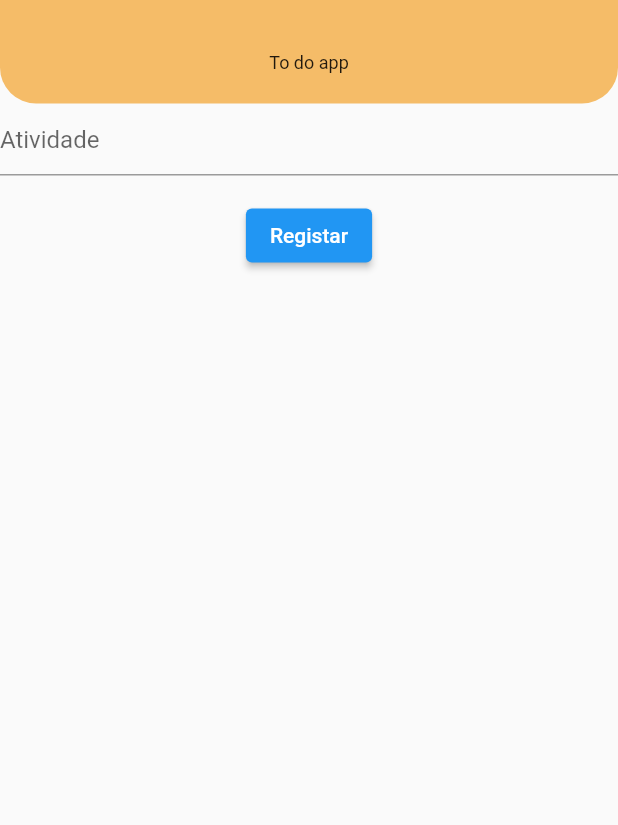
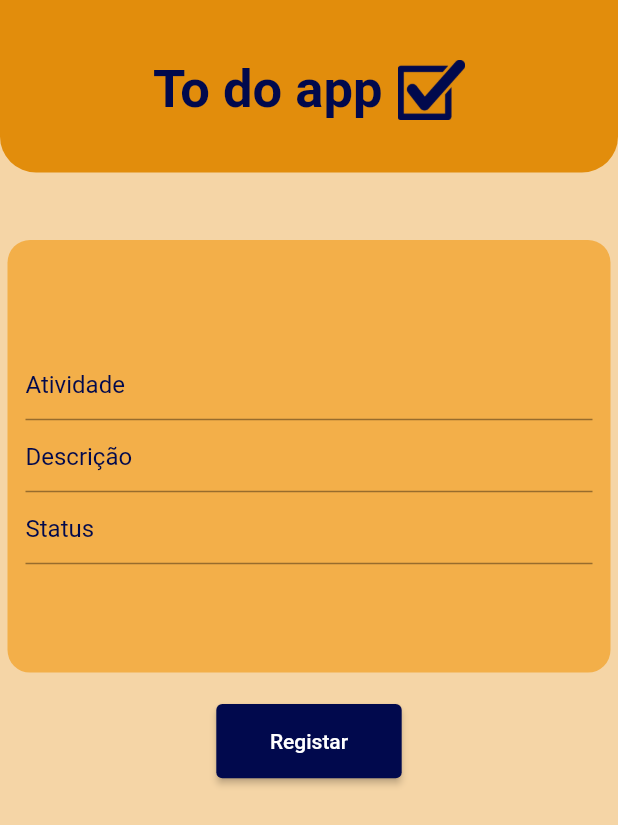
Before and after one commit to bpslima/toDo_App, a Flutter app: the ActivityScreen screen opened by its route, on a phone screen of 412 x 824 dp. Shown: the top 825 px of the screen. Run offline on Flutter 3.47's test engine with Material 2 defaults, Android fonts, the phone set to English and light mode, and no system bars.

```diff
--- a/lib/screens/activity_screen.dart
+++ b/lib/screens/activity_screen.dart
@@ -1,6 +1,7 @@
 import 'package:flutter/material.dart';
 import 'package:todo_app/home_controller.dart';
 import 'package:todo_app/screens/home_repository.dart';
+import 'package:todo_app/screens/logo_bar.dart';
 import 'package:todo_app/todo_model.dart';
 
 class ActivityScreen extends StatefulWidget {
@@ -21,40 +22,60 @@ class _ActivityScreenState extends State<ActivityScreen> {
     return Scaffold(
         body: SingleChildScrollView(
       child: Column(mainAxisSize: MainAxisSize.min, children: [
+        const LogoBar(),
+        const SizedBox(height: 40),
+        Column(mainAxisSize: MainAxisSize.min, children: [
           Container(
-            width: MediaQuery.of(context).size.width,
-            padding: const EdgeInsets.only(top: 20, bottom: 20),
+            height: MediaQuery.of(context).size.height * 0.35,
+            margin: const EdgeInsets.all(5),
+            padding: const EdgeInsets.all(12),
             decoration: const BoxDecoration(
-              color: Color.fromARGB(255, 245, 188, 104),
-              borderRadius: BorderRadius.only(
-                bottomLeft: Radius.circular(24),
-                bottomRight: Radius.circular(24),
+              borderRadius: BorderRadius.all(Radius.circular(15)),
+              color: Color.fromARGB(255, 243, 175, 73),
             ),
-            ),
-            child: Padding(
-              padding: const EdgeInsets.only(top: 15),
             child: Column(
                 mainAxisAlignment: MainAxisAlignment.center,
                 crossAxisAlignment: CrossAxisAlignment.center,
-                  children: const [
-                    Text('To do app', style: TextStyle(fontSize: 12)),
-                  ]),
-            )),
-        Column(mainAxisSize: MainAxisSize.min, children: [
+                children: [
                   TextFormField(
                       controller: titleController,
-            decoration: const InputDecoration(hintText: 'Atividade'),
+                      decoration: const InputDecoration(
+                        hintText: 'Atividade',
+                        hintStyle:
+                            TextStyle(color: Color.fromARGB(255, 1, 9, 77)),
+                      )),
+                  //const SizedBox(height: 25),
+                  TextFormField(
+                      controller: titleController,
+                      decoration: const InputDecoration(
+                        hintText: 'Descrição',
+                        hintStyle:
+                            TextStyle(color: Color.fromARGB(255, 1, 9, 77)),
+                      )),
+                  //  const SizedBox(height: 16),
+                  TextFormField(
+                      controller: titleController,
+                      decoration: const InputDecoration(
+                        hintText: 'Status',
+                        hintStyle:
+                            TextStyle(color: Color.fromARGB(255, 1, 9, 77)),
+                      ))
+                ]),
           ),
           const SizedBox(height: 16),
-          ElevatedButton(
+          SizedBox(height: MediaQuery.of(context).size.height*0.06, width: MediaQuery.of(context).size.width*0.3,
+          child: ElevatedButton(
               //cadastro vai sair no banco do crucrud. Url é o destino
+              style: ElevatedButton.styleFrom(
+                  backgroundColor: const Color.fromARGB(255, 1, 9, 77)),
               onPressed: () {
                 homeController.createActivity(TodoModel(
                     title: titleController.text, status: '', subtitle: ''));
               },
               child: const Text('Registar')),
+          ),
         ]),
-      ])),
-    );
+      ]),
+    ));
   }
 }
--- /dev/null
+++ b/lib/screens/images.dart
@@ -0,0 +1,3 @@
+class Images {
+  static const check = "assets/images/check.png";
+}
--- /dev/null
+++ b/lib/screens/logo_bar.dart
@@ -0,0 +1,45 @@
+import 'package:flutter/material.dart';
+import 'package:todo_app/screens/images.dart';
+
+class LogoBar extends StatelessWidget {
+  const LogoBar({super.key});
+
+  @override
+  Widget build(BuildContext context) {
+    return
+    SingleChildScrollView(
+      scrollDirection: Axis.horizontal,
+      child:
+    Container(
+
+        width: MediaQuery.of(context).size.width,
+        padding: const EdgeInsets.only(top: 20, bottom: 30),
+        decoration: const BoxDecoration(
+          color: Color.fromARGB(255, 226, 141, 12),
+          borderRadius: BorderRadius.only(
+            bottomLeft: Radius.circular(24),
+            bottomRight: Radius.circular(24),
+          ),
+        ),
+        child: Padding(
+          padding: const EdgeInsets.only(top: 15),
+          child: Row(
+              mainAxisSize: MainAxisSize.max,
+              mainAxisAlignment: MainAxisAlignment.center,
+              crossAxisAlignment: CrossAxisAlignment.center,
+              children: [
+                const Text('To do app',
+                    style: TextStyle(
+                        fontSize: 35,
+                        color: Color.fromARGB(255, 1, 9, 77),
+                        fontWeight: FontWeight.bold)),
+                const SizedBox(width: 10),
+                Image.asset(Images.check,
+                fit: BoxFit.contain,
+                    height: 50,
+                    width: 45,
+                    color: const Color.fromARGB(255, 1, 9, 77)),
+              ]),
+        )));
+  }
+}
--- a/lib/todo_model.dart
+++ b/lib/todo_model.dart
@@ -5,23 +5,13 @@ class TodoModel {
   final String title;
   final String subtitle;
   final String status;
-  TodoModel({
-    required this.title,
-    required this.subtitle,
-    required this.status,
-  });
+  final String? id;
 
-  TodoModel copyWith({
-    String? title,
-    String? subtitle,
-    String? status,
-  }) {
-    return TodoModel(
-      title: title ?? this.title,
-      subtitle: subtitle ?? this.subtitle,
-      status: status ?? this.status,
-    );
-  }
+  TodoModel(
+      {required this.title,
+      required this.subtitle,
+      required this.status,
+      this.id});
 
   Map<String, dynamic> toMap() {
     return <String, dynamic>{
@@ -36,6 +26,7 @@ class TodoModel {
       title: map['title'] as String,
       subtitle: map['subtitle'] as String,
       status: map['status'] as String,
+      id: map['_id'] as String,
     );
   }
 
--- a/pubspec.yaml
+++ b/pubspec.yaml
@@ -61,9 +61,9 @@ flutter:
   uses-material-design: true
 
   # To add assets to your application, add an assets section, like this:
-  # assets:
-  #   - images/a_dot_burr.jpeg
-  #   - images/a_dot_ham.jpeg
+  assets:
+    - assets/images/
+
 
   # An image asset can refer to one or more resolution-specific "variants", see
   # https://flutter.dev/assets-and-images/#resolution-aware
```
Also changed, not shown: lib/home_controller.dart (+11 -0 lines), lib/main.dart (+3 -12 lines), lib/screens/home_repository.dart (+17 -1 lines), lib/screens/home_screen.dart (+7 -6 lines), lib/screens/list_screen.dart (added, +45 -0 lines), assets/images/check.png (added). Lines whose indentation alone changed are shown as unchanged.
